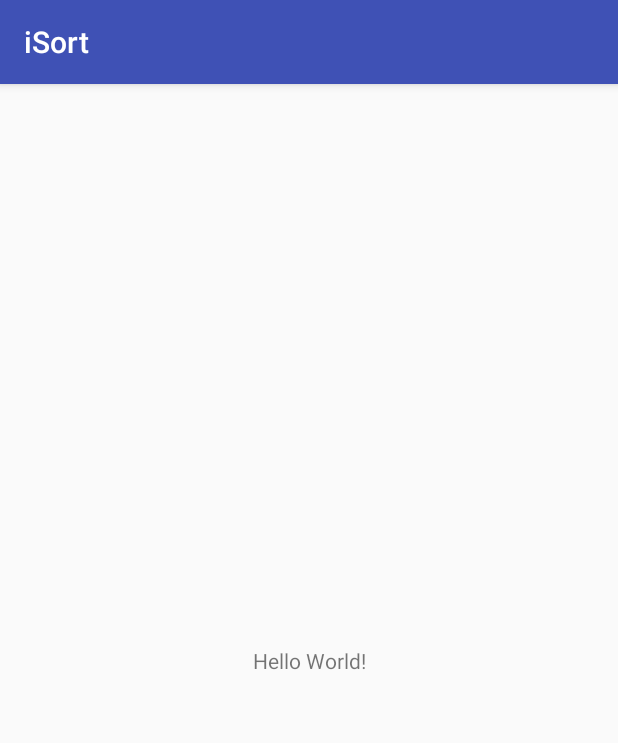
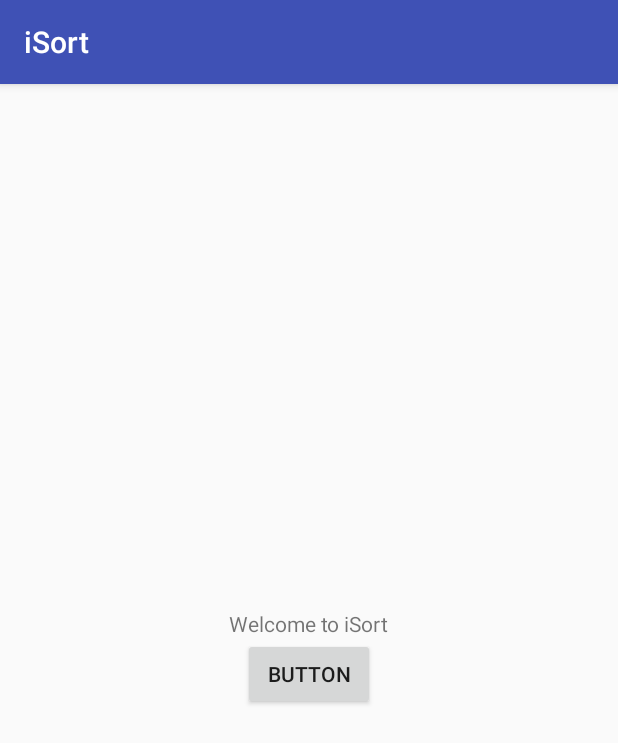
Before and after one commit to ashrafasaber/iSort, an Android app: the screen it shows after launch (MainActivity), on a phone screen of 412 x 824 dp. Shown: the top 743 px of the screen. Run offline under Robolectric (Android 15) with nearby library versions, the phone set to English and light mode, and no system bars.

Commit message:
Button MainActivity 1

```diff
--- a/app/src/main/AndroidManifest.xml
+++ b/app/src/main/AndroidManifest.xml
@@ -16,6 +16,7 @@
                 <category android:name="android.intent.category.LAUNCHER" />
             </intent-filter>
         </activity>
+        <activity android:name=".HomeScreen"></activity>
     </application>
 
 </manifest>
--- a/app/src/main/res/layout/activity_main.xml
+++ b/app/src/main/res/layout/activity_main.xml
@@ -1,18 +1,37 @@
 <?xml version="1.0" encoding="utf-8"?>
-<android.support.constraint.ConstraintLayout xmlns:android="http://schemas.android.com/apk/res/android"
+<LinearLayout
+    xmlns:android="http://schemas.android.com/apk/res/android"
     xmlns:app="http://schemas.android.com/apk/res-auto"
     xmlns:tools="http://schemas.android.com/tools"
     android:layout_width="match_parent"
     android:layout_height="match_parent"
     tools:context="com.example.android.isort.MainActivity">
 
+
+
+    <LinearLayout
+        android:layout_width="match_parent"
+        android:layout_height="wrap_content"
+        android:orientation="vertical"
+        android:gravity="center"
+        android:layout_gravity="center">
+
         <TextView
             android:layout_width="wrap_content"
             android:layout_height="wrap_content"
-        android:text="Hello World!"
+            android:text="Welcome to iSort"
+            android:layout_weight="1"
             app:layout_constraintBottom_toBottomOf="parent"
             app:layout_constraintLeft_toLeftOf="parent"
             app:layout_constraintRight_toRightOf="parent"
             app:layout_constraintTop_toTopOf="parent" />
 
-</android.support.constraint.ConstraintLayout>
+        <Button
+            android:layout_width="wrap_content"
+            android:layout_height="wrap_content"
+            android:layout_weight="1"
+            android:text="Button" />
+
+    </LinearLayout>
+
+</LinearLayout>
```
Also changed, not shown: app/src/main/java/com/example/android/isort/HomeScreen.java (added, +13 -0 lines), app/src/main/res/layout/activity_home_screen.xml (added, +9 -0 lines). Lines whose indentation alone changed are shown as unchanged.
